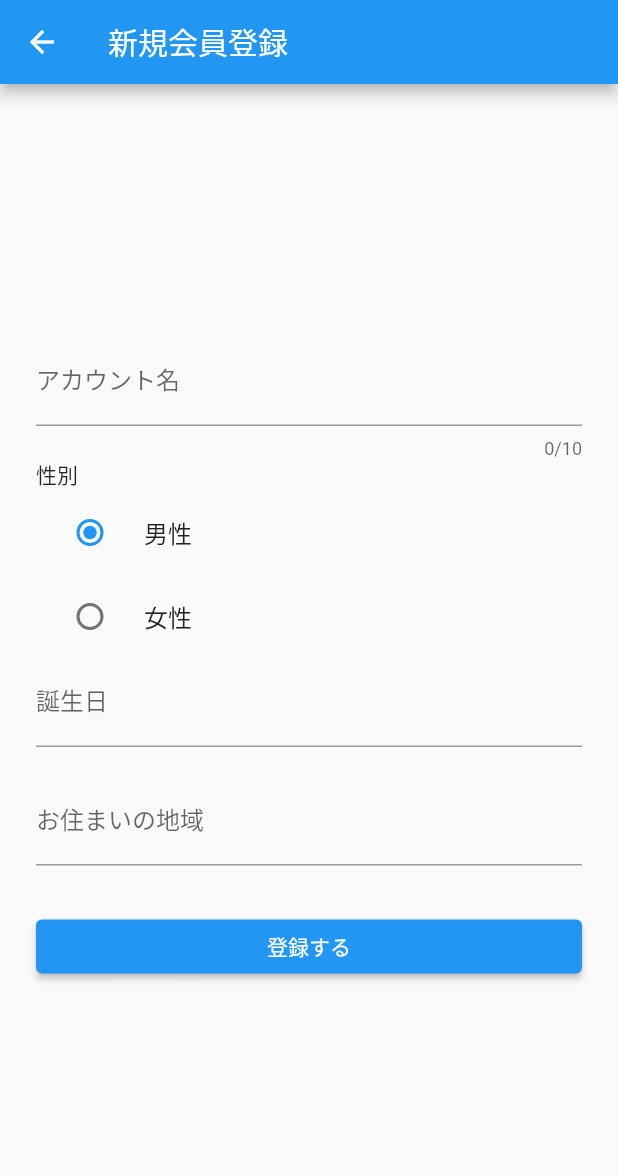
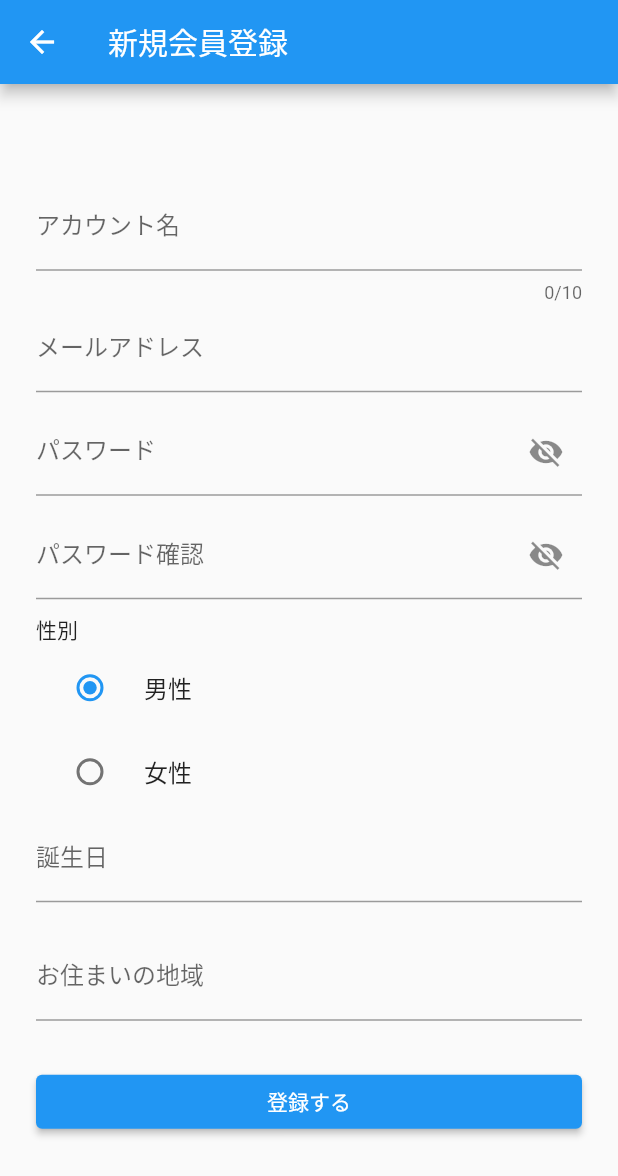
Before and after one commit to kuroshun9494/goningumi, a Flutter app: the EntryUser screen opened directly, on a phone screen of 412 x 824 dp. Shown: the top 1176 px of the screen. Run offline on Flutter 3.47's test engine with Material 2 defaults, Android fonts, the phone set to English and light mode, and no system bars; our stand-ins replace cloud_firestore, firebase_auth, firebase_core, flutter_riverpod; accounts and stored records are empty.

Commit message:
メールアドレス、パスワード入力欄、一斉validation作成

```diff
--- a/lib/entry_user.dart
+++ b/lib/entry_user.dart
@@ -1,6 +1,9 @@
 import 'package:flutter/cupertino.dart';
 import 'package:flutter/material.dart';
 import 'package:intl/intl.dart';
+import 'package:flutter_riverpod/flutter_riverpod.dart';
+
+import 'package:goningumi/provider.dart';
 
 enum RadioValue { male, female }
 
@@ -11,7 +14,11 @@ class EntryUser extends StatefulWidget {
 }
 
 class _EntryUserState extends State<EntryUser> {
+  final _formKey = GlobalKey<FormState>();
+
   RadioValue _sex = RadioValue.male;
+  bool _isObscure1 = true;
+  bool _isObscure2 = true;
   var birthdayController = TextEditingController();
   var regionController = TextEditingController();
 
@@ -24,13 +31,8 @@ class _EntryUserState extends State<EntryUser> {
   @override
   Widget build(BuildContext context) {
     // Providerから値を受け取る
-    return GestureDetector(
-      onTap: () {
-        FocusScopeNode currentFocus = FocusScope.of(context);
-        if (!currentFocus.hasPrimaryFocus) {
-          currentFocus.unfocus();
-        }
-      },
+    return Form(
+      key: _formKey,
       child: Scaffold(
         appBar: AppBar(
           title: Text('新規会員登録'),
@@ -52,7 +54,106 @@ class _EntryUserState extends State<EntryUser> {
                   ),
                   maxLength: 10,
                   autovalidateMode: AutovalidateMode.onUserInteraction,
+                  validator: (value) {
+                    if (value!.isEmpty) {
+                      return 'Please enter a account-name.';
+                    }
+                    return null;
+                  },
                 ),
+                TextFormField(
+                  decoration: InputDecoration(
+                    labelText: 'メールアドレス',
+                    focusedBorder: OutlineInputBorder(
+                      borderSide:
+                          BorderSide(color: Colors.blueAccent, width: 1),
+                    ),
+                  ),
+                  onChanged: (String value) {
+                    // Providerから値を更新
+                    context.read(emailProvider).state = value;
+                  },
+                  autovalidateMode: AutovalidateMode.onUserInteraction,
+                  validator: (value) {
+                    if (value!.isEmpty) {
+                      return 'Please enter a email-address.';
+                    }
+
+                    return null;
+                  },
+                ),
+                const SizedBox(height: 10),
+                TextFormField(
+                  decoration: InputDecoration(
+                    labelText: 'パスワード',
+                    suffixIcon: IconButton(
+                      // 文字の表示・非表示でアイコンを変える
+                      icon: Icon(_isObscure1
+                          ? Icons.visibility_off
+                          : Icons.visibility),
+                      // アイコンがタップされたら現在と反対の状態をセットする
+                      onPressed: () {
+                        setState(() {
+                          _isObscure1 = !_isObscure1;
+                        });
+                      },
+                    ),
+                    focusedBorder: OutlineInputBorder(
+                      borderSide:
+                          BorderSide(color: Colors.blueAccent, width: 1),
+                    ),
+                  ),
+                  obscureText: _isObscure1,
+                  autovalidateMode: AutovalidateMode.onUserInteraction,
+                  validator: (value) {
+                    if (value!.isEmpty) {
+                      return 'Please enter a password.';
+                    }
+                    if (value.length <= 6) {
+                      return 'password must be longer than 6 characters.';
+                    }
+
+                    return null;
+                  },
+                  onChanged: (String value) {
+                    // Providerから値を更新
+                    context.read(passwordProvider).state = value;
+                  },
+                ),
+                const SizedBox(height: 10),
+                TextFormField(
+                  decoration: InputDecoration(
+                    labelText: 'パスワード確認',
+                    suffixIcon: IconButton(
+                      // 文字の表示・非表示でアイコンを変える
+                      icon: Icon(_isObscure2
+                          ? Icons.visibility_off
+                          : Icons.visibility),
+                      // アイコンがタップされたら現在と反対の状態をセットする
+                      onPressed: () {
+                        setState(() {
+                          _isObscure2 = !_isObscure2;
+                        });
+                      },
+                    ),
+                    focusedBorder: OutlineInputBorder(
+                      borderSide:
+                          BorderSide(color: Colors.blueAccent, width: 1),
+                    ),
+                  ),
+                  obscureText: _isObscure2,
+                  validator: (value) {
+                    if (value!.isEmpty) {
+                      return 'Please enter a password.';
+                    }
+                    if (value.length <= 6) {
+                      return 'password must be longer than 6 characters.';
+                    }
+
+                    return null;
+                  },
+                ),
+                const SizedBox(height: 10),
                 Text('性別', style: TextStyle(fontSize: 14)),
                 RadioListTile(
                   title: Text('男性'),
@@ -104,6 +205,14 @@ class _EntryUserState extends State<EntryUser> {
                       });
                     }
                   },
+                  autovalidateMode: AutovalidateMode.onUserInteraction,
+                  validator: (value) {
+                    if (value!.isEmpty) {
+                      return 'Please enter a birthday.';
+                    }
+
+                    return null;
+                  },
                 ),
                 const SizedBox(
                   //TextFormFieldどうしの隙間を空ける
@@ -127,7 +236,16 @@ class _EntryUserState extends State<EntryUser> {
                       children: _regions.map(_pickerRegion).toList(),
                       onSelectedItemChanged: _onSelectedRegionChanged,
                     );
-                    }),
+                  },
+                  autovalidateMode: AutovalidateMode.onUserInteraction,
+                  validator: (value) {
+                    if (value!.isEmpty) {
+                      return 'Please enter a region.';
+                    }
+
+                    return null;
+                  },
+                ),
                 const SizedBox(
                   //TextFormFieldどうしの隙間を空ける
                   height: 30.0,
@@ -137,7 +255,11 @@ class _EntryUserState extends State<EntryUser> {
                   child: ElevatedButton(
                     child: Text('登録する'),
                     onPressed: () {
+                      if (_formKey.currentState!.validate()) {
+                        // 入力データが正常な場合の処理
                         Navigator.of(context).pop();
+                      }
+
                     },
                   ),
                 ),
```
Lines whose indentation alone changed are shown as unchanged.
